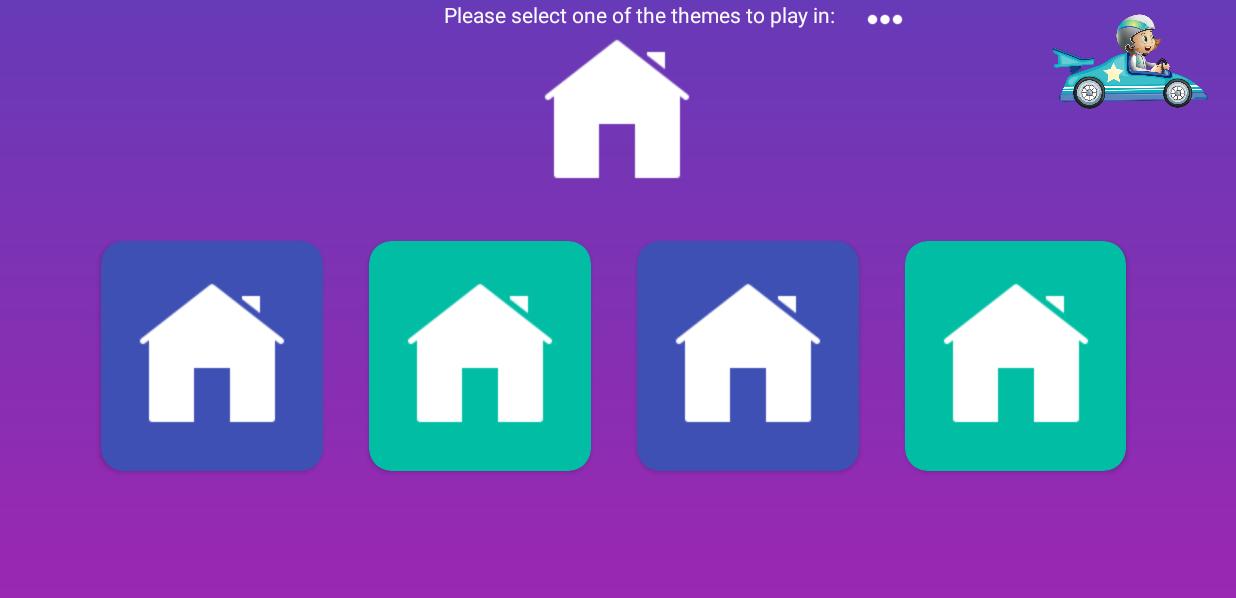
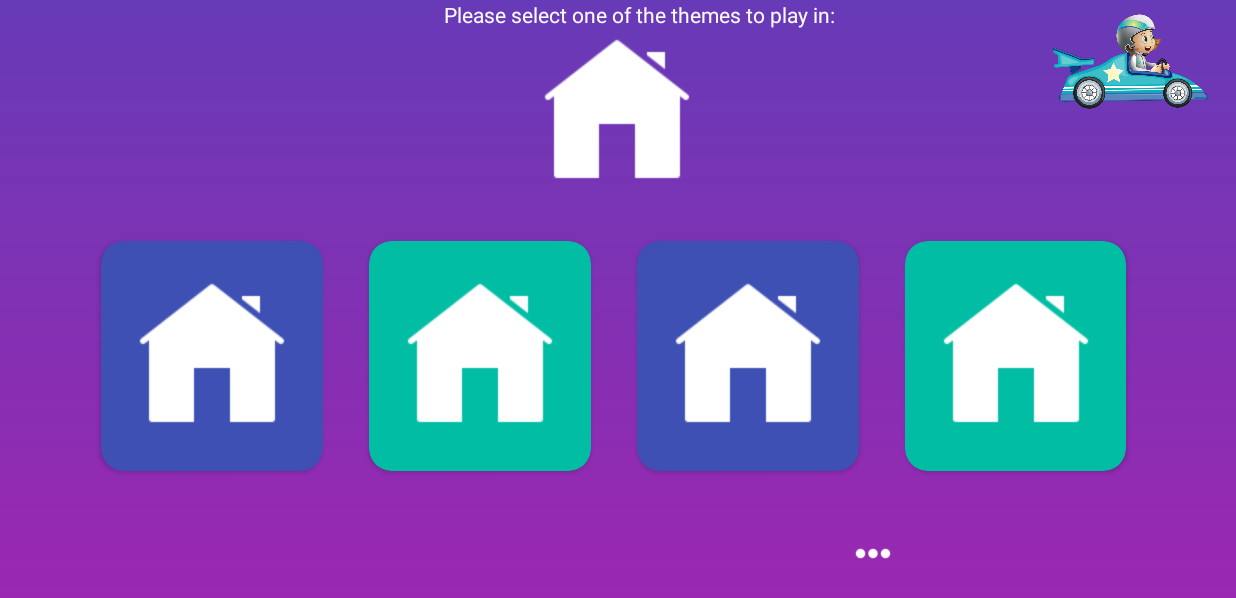
Before and after one commit to DIT113-V22/group-11, an Android app: the screen it shows after launch (HomeActivity), on a phone screen of 824 x 412 dp (held sideways). Shown: the top 598 px of the screen. Run offline under Robolectric (Android 15) with nearby library versions, the phone set to English and light mode, and no system bars.

```diff
--- a/LittleDrivers/app/src/main/res/layout/activity_home.xml
+++ b/LittleDrivers/app/src/main/res/layout/activity_home.xml
@@ -179,10 +179,14 @@
         android:id="@+id/imageView4"
         android:layout_width="44dp"
         android:layout_height="26dp"
-        android:layout_marginStart="568dp"
+        android:layout_marginStart="560dp"
+        app:layout_constraintBottom_toBottomOf="parent"
+        app:layout_constraintEnd_toStartOf="@+id/imageView3"
+        app:layout_constraintHorizontal_bias="0.0"
         app:layout_constraintStart_toStartOf="parent"
+        app:layout_constraintTop_toTopOf="parent"
+        app:layout_constraintVertical_bias="0.922"
         app:srcCompat="@drawable/three_dots"
-        tools:layout_editor_absoluteY="369dp"
         tools:ignore="MissingConstraints" />
 
 
```
